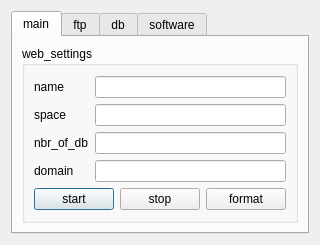
Above: client/ui/Web.ui from canercandan/qlik before the change. Below: the same form after it.
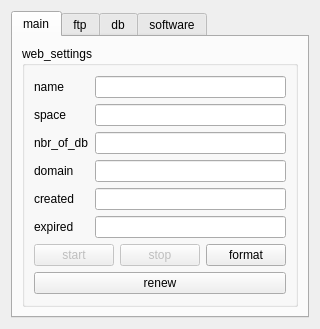
That is the form after the change.

```diff
--- a/client/ui/Web.ui
+++ b/client/ui/Web.ui
@@ -6,7 +6,7 @@
     <x>0</x>
     <y>0</y>
     <width>319</width>
-    <height>233</height>
+    <height>319</height>
    </rect>
   </property>
   <property name="windowTitle" >
@@ -89,12 +89,43 @@
                 </property>
                </widget>
               </item>
+              <item row="4" column="0" >
+               <widget class="QLabel" name="label_10" >
+                <property name="text" >
+                 <string>created</string>
+                </property>
+               </widget>
+              </item>
+              <item row="5" column="0" >
+               <widget class="QLabel" name="label_11" >
+                <property name="text" >
+                 <string>expired</string>
+                </property>
+               </widget>
+              </item>
+              <item row="4" column="1" >
+               <widget class="QLineEdit" name="created" >
+                <property name="readOnly" >
+                 <bool>true</bool>
+                </property>
+               </widget>
+              </item>
+              <item row="5" column="1" >
+               <widget class="QLineEdit" name="expired" >
+                <property name="readOnly" >
+                 <bool>true</bool>
+                </property>
+               </widget>
+              </item>
              </layout>
             </item>
             <item>
              <layout class="QHBoxLayout" >
               <item>
                <widget class="QPushButton" name="start" >
+                <property name="enabled" >
+                 <bool>false</bool>
+                </property>
                 <property name="text" >
                  <string>start</string>
                 </property>
@@ -102,6 +133,9 @@
               </item>
               <item>
                <widget class="QPushButton" name="stop" >
+                <property name="enabled" >
+                 <bool>false</bool>
+                </property>
                 <property name="text" >
                  <string>stop</string>
                 </property>
@@ -116,6 +150,13 @@
               </item>
              </layout>
             </item>
+            <item>
+             <widget class="QPushButton" name="renew" >
+              <property name="text" >
+               <string>renew</string>
+              </property>
+             </widget>
+            </item>
            </layout>
           </item>
          </layout>
```
Left out of the diff: 14 changed lines with no effect on the pictures.
